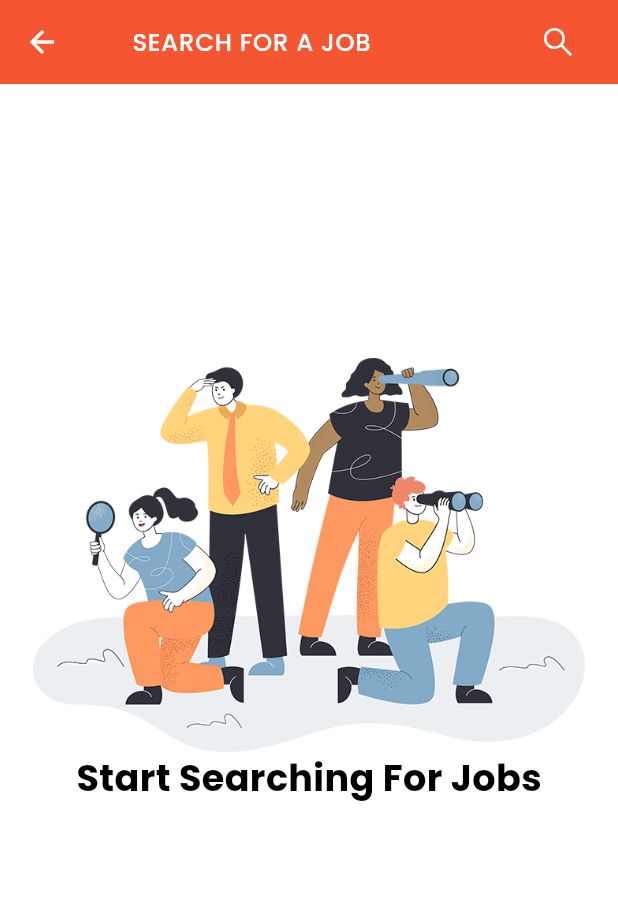
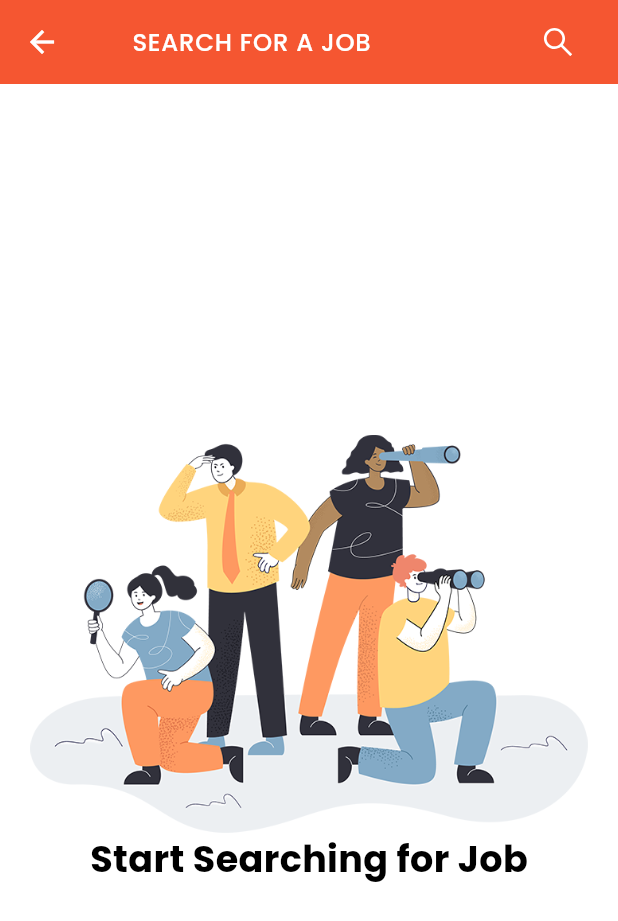
Before and after one commit to RiyaSingh245/JobHub, a Flutter app: the SearchPage screen opened directly, on a phone screen of 412 x 824 dp. Shown: the top 921 px of the screen. Run offline on Flutter 3.47's test engine with Material 3 defaults, Android fonts, the light colour scheme and no system bars; our stand-ins replace cached_network_image, firebase_core, firebase_storage, flutter_animate, flutter_screenutil, flutter_svg and 8 more; accounts and stored records are empty; network calls fail.

Commit message:
Search backend data

```diff
--- /dev/null
+++ b/lib/models/request/bookmarks/bookmarks_model.dart
@@ -0,0 +1,21 @@
+import 'dart:convert';
+
+BookmarkReqResModel bookmarkReqModelFromJson(String str) => BookmarkReqResModel.fromJson(json.decode(str));
+
+String bookmarkReqModelToJson(BookmarkReqResModel data) => json.encode(data.toJson());
+
+class BookmarkReqResModel {
+    BookmarkReqResModel({
+        required this.job,
+    });
+
+    final String job;
+
+    factory BookmarkReqResModel.fromJson(Map<String, dynamic> json) => BookmarkReqResModel(
+        job: json["job"],
+    );
+
+    Map<String, dynamic> toJson() => {
+        "job": job,
+    };
+}
--- a/lib/views/ui/homepage.dart
+++ b/lib/views/ui/homepage.dart
@@ -122,7 +122,7 @@
                             final jobs = snapshot.data;
                             return VerticalTile(
                               onTap: () {
-
+                                Get.to(() => JobPage(title: jobs!.company, id: jobs.id));
                               },
                               job: jobs
                             );
--- a/lib/views/ui/jobs/jobs_list.dart
+++ b/lib/views/ui/jobs/jobs_list.dart
@@ -33,12 +33,15 @@
               return Text("Error ${snapshot.error}");
             } else {
               final job = snapshot.data;
-              return ListView.builder(
-                itemCount: job!.length,
-                itemBuilder: (context, index) {
-                  final jobs = job[index];
-                  return VerticalTileWidget();
-                },
+              return Padding(
+                padding: const EdgeInsets.symmetric(horizontal: 12.0),
+                child: ListView.builder(
+                  itemCount: job!.length,
+                  itemBuilder: (context, index) {
+                    final jobs = job[index];
+                    return VerticalTileWidget(job: jobs,);
+                  },
+                ),
               );
             }
           }),
--- a/lib/views/ui/search/searchpage.dart
+++ b/lib/views/ui/search/searchpage.dart
@@ -2,8 +2,11 @@
 import 'package:flutter_screenutil/flutter_screenutil.dart';
 import 'package:flutter_vector_icons/flutter_vector_icons.dart';
 import 'package:job_hub/constants/app_constants.dart';
+import 'package:job_hub/models/response/jobs/jobs_response.dart';
+import 'package:job_hub/services/helpers/jobs_helper.dart';
 import 'package:job_hub/views/common/app_style.dart';
 import 'package:job_hub/views/common/reusable_text.dart';
+import 'package:job_hub/views/ui/jobs/widgets/job_tile.dart';
 import 'package:job_hub/views/ui/search/widgets/custom_field.dart';
 
 class SearchPage extends StatefulWidget {
@@ -15,46 +18,81 @@
 
 class _SearchPageState extends State<SearchPage> {
   TextEditingController search = TextEditingController();
+
   @override
   Widget build(BuildContext context) {
     return Scaffold(
       appBar: AppBar(
         backgroundColor: Color(kOrange.value),
-        iconTheme: IconThemeData(color: Color(kLight.value),),
+        iconTheme: IconThemeData(
+          color: Color(kLight.value),
+        ),
         title: CustomField(
           hintText: "Search for a job",
           controller: search,
-          suffixIcon: GestureDetector(
-            onTap: () {
+          onEditingComplete: () {
             setState(() {
 
             });
+          },
+          suffixIcon: GestureDetector(
+            onTap: () {
+              setState(() {});
             },
             child: const Icon(AntDesign.search1),
           ),
         ),
         elevation: 0,
       ),
-      body: Padding(
-        padding: EdgeInsets.symmetric(horizontal: 20.w, vertical: 180.h),
+      body: search.text.isNotEmpty
+          ? Padding(
+            padding: EdgeInsets.symmetric(horizontal: 12.w, vertical: 12.h),
+            child: FutureBuilder<List<JobsResponse>>(
+                future: JobsHelper.searchJobs(search.text),
+                builder: (context, snapshot) {
+                  if (snapshot.connectionState == ConnectionState.waiting) {
+                    return const Center(child: CircularProgressIndicator());
+                  } else if (snapshot.hasError) {
+                    return Text("Error ${snapshot.error}");
+                  } else if (snapshot.data!.isEmpty) {
+                    return const SearchLoading(text: "Job Not Found");
+                  }
+                   else {
+                    final jobs = snapshot.data;
+                    return ListView.builder(
+                      itemCount: jobs!.length,
+                      itemBuilder: (context, index) {
+                        final job = jobs[index];
+                        return VerticalTileWidget(job: job,);
+                      });
+                  }
+                }),
+          )
+          : const SearchLoading(text: "Start Searching for Job")
+    );
+  }
+}
+
+class SearchLoading extends StatelessWidget {
+
+
+  const SearchLoading({super.key, required this.text});
+
+  final String text;
+
+  @override
+  Widget build(BuildContext context) {
+    return Padding(
+              padding: EdgeInsets.all(20.h),
               child: Column(
+                mainAxisAlignment: MainAxisAlignment.center,
                 children: [
                   Image.asset("assets/images/optimized_search.png"),
-              ReusableText(text: "Start Searching For Jobs",
+                  ReusableText(
+                      text: text,
                       style: appstyle(24, Color(kDark.value), FontWeight.bold)),
                 ],
               ),
-      ),
-      /*body: Padding(
-        padding: EdgeInsets.all(40.h),
-        child: Column(
-          children: [
-            Image.asset("assets/images/optimized_search.png"),
-            ReusableText(text: "Start Searching For Jobs",
-            style: appstyle(24, Color(kDark.value), FontWeight.bold)),
-          ],
-        ),
-      ),*/
             );
   }
 }
```
Also changed, not shown: lib/models/response/bookmarks/all_bookmarks.dart (added, +21 -0 lines), lib/models/response/bookmarks/book_res.dart (added, +15 -0 lines), lib/services/helpers/jobs_helper.dart (+24 -0 lines), lib/views/ui/jobs/widgets/job_tile.dart (+42 -11 lines). Lines whose indentation alone changed are shown as unchanged.
